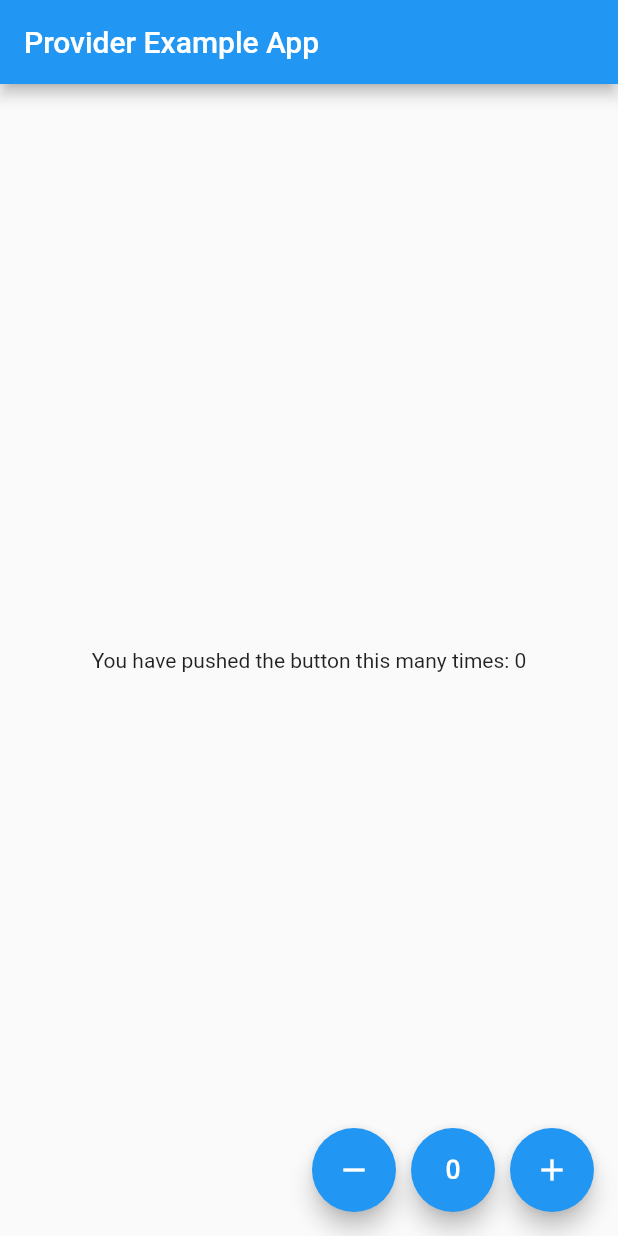
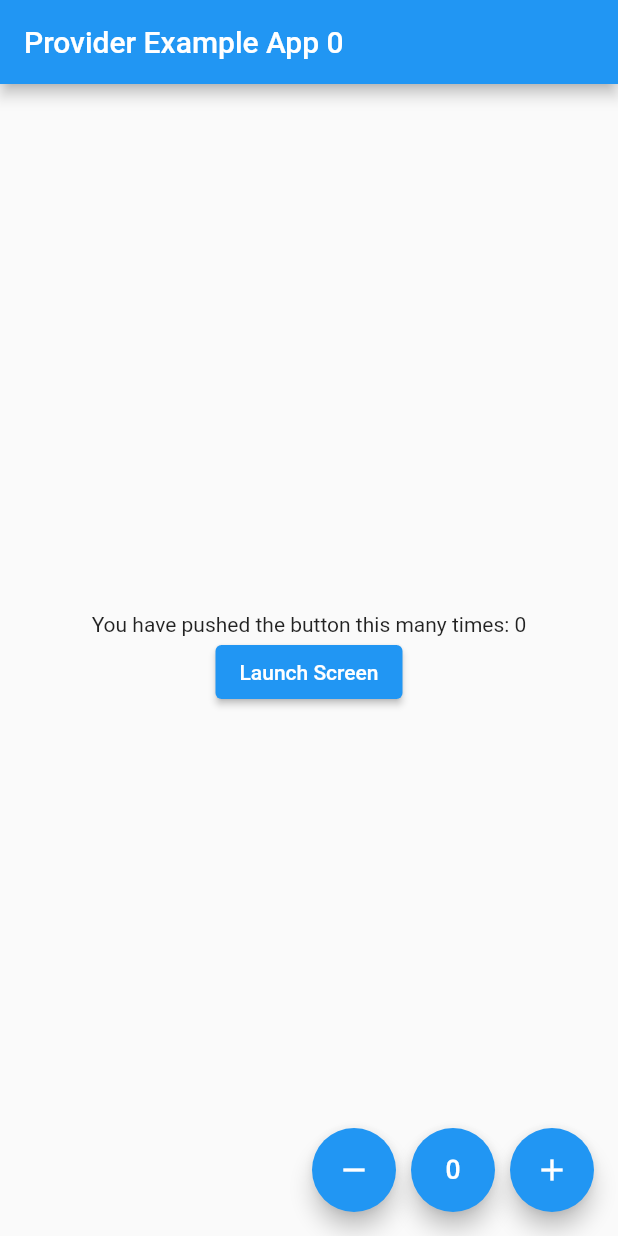
Before and after one commit to abu-sufian-shawon/flutter-provider, a Flutter app: the screen it shows after launch, on a phone screen of 412 x 824 dp. Run offline on Flutter 3.47's test engine with Material 2 defaults, Android fonts, the phone set to English and light mode, and no system bars.

```diff
--- a/lib/main.dart
+++ b/lib/main.dart
@@ -1,6 +1,8 @@
 import 'package:flutter/material.dart';
 import 'package:provider/provider.dart';
+import 'package:state_management/providers/shopping_cart_provider.dart';
 import 'package:state_management/screen/home_screen.dart';
+import 'package:state_management/screen/second_screen.dart';
 import 'providers/counter_provider.dart';
 
 void main() {
@@ -9,6 +11,9 @@ void main() {
           providers: [
             ChangeNotifierProvider(
             create: (_)=> Counter()
+            ),
+            ChangeNotifierProvider(
+              create : (_) => ShoppingCart()
             ),
           ],
         child: const MyApp(),
@@ -25,7 +30,8 @@ class MyApp extends StatelessWidget {
     return MaterialApp(
       initialRoute: '/',
       routes: {
-        '/' : (context) => const MyHomePage()
+        '/' : (context) => const MyHomePage(),
+        '/second' : (context) => const SecondScreen(),
       },
     );
   }
--- a/lib/screen/home_screen.dart
+++ b/lib/screen/home_screen.dart
@@ -9,14 +9,21 @@ class MyHomePage extends StatelessWidget{
   Widget build(BuildContext context) {
     return Scaffold(
       appBar: AppBar(
-        title: const Text('Provider Example App'),
+        title: Text('Provider Example App ${context.watch<Counter>().count}'),
       ),
       body: Center(
         child: Column(
           mainAxisSize: MainAxisSize.min,
             mainAxisAlignment: MainAxisAlignment.center,
           children:  <Widget>[
-            Text('You have pushed the button this many times: ${context.watch<Counter>().count}')
+            Text('You have pushed the button this many times: ${context.watch<Counter>().count}'),
+
+            ElevatedButton(
+                onPressed: (){
+                  Navigator.pushNamed(context, '/second');
+                },
+                child: const Text('Launch Screen'),
+            )
           ],
         ),
       ),
```
Also changed, not shown: lib/providers/shopping_cart_provider.dart (added, +14 -0 lines), lib/screen/second_screen.dart (added, +33 -0 lines).
